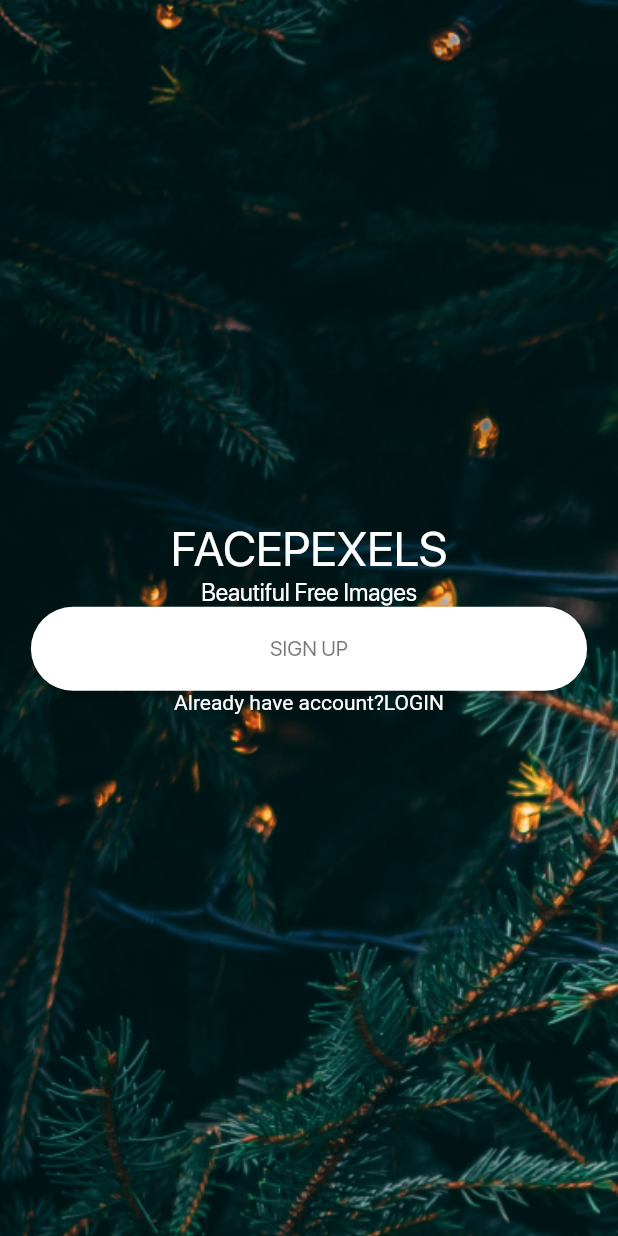
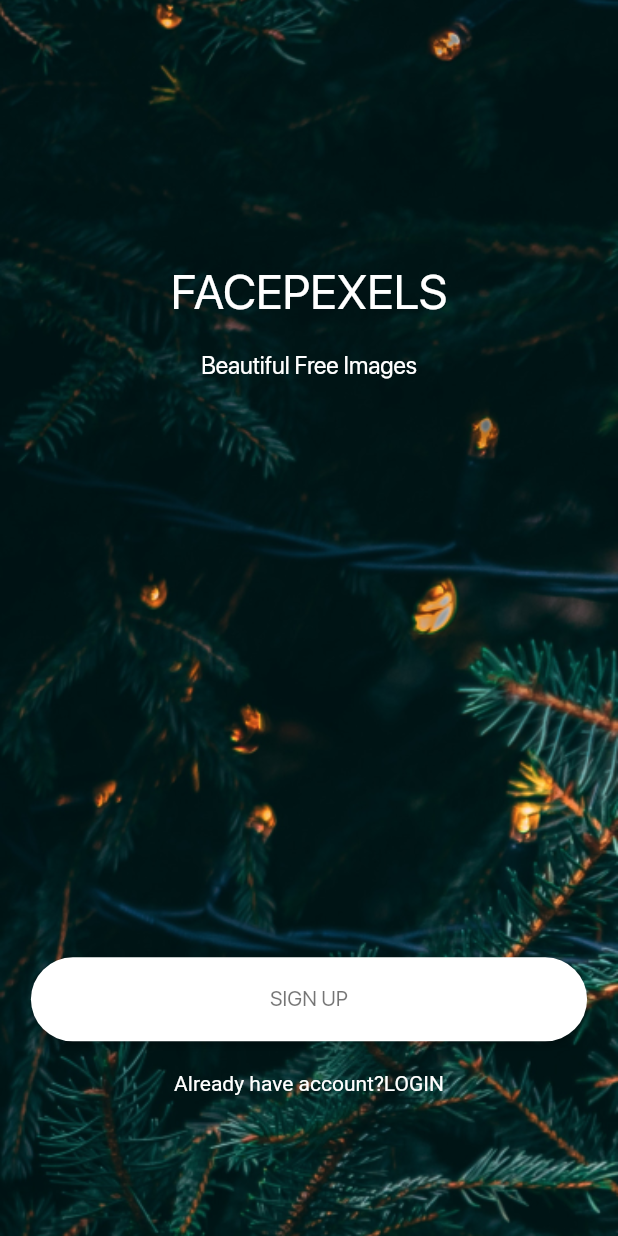
Before and after one commit to FrazileDevelopers/FacePexels, a Flutter app: the screen it shows after launch, on a phone screen of 412 x 824 dp. Run offline on Flutter 3.47's test engine with Material 2 defaults, Android fonts, the phone set to English and light mode, and no system bars.

Commit message:
bugs fixed

```diff
--- a/lib/pages/index.dart
+++ b/lib/pages/index.dart
@@ -17,7 +17,18 @@ class _IndexState extends State<Index> {
               fit: BoxFit.cover,
             ),
             Column(
-              mainAxisAlignment: MainAxisAlignment.center,
+              children: <Widget>[
+                SizedBox(
+                  height: MediaQuery.of(context).size.height * .1,
+                ),
+                Expanded(
+                  child: Column(
+                    mainAxisAlignment: MainAxisAlignment.spaceAround,
+                    crossAxisAlignment: CrossAxisAlignment.center,
+                    mainAxisSize: MainAxisSize.max,
+                    children: <Widget>[
+                      Container(
+                        child: Column(
                           children: <Widget>[
                             Text(
                               'FACEPEXELS',
@@ -27,6 +38,7 @@ class _IndexState extends State<Index> {
                                 fontFamily: 'SF Pro Display',
                               ),
                             ),
+                            const SizedBox(height: 20.0),
                             Text(
                               'Beautiful Free Images',
                               style: TextStyle(
@@ -35,6 +47,13 @@ class _IndexState extends State<Index> {
                                 fontFamily: 'SF Pro Display',
                               ),
                             ),
+                          ],
+                        ),
+                      ),
+                      const SizedBox(height: 10.0),
+                      Container(
+                        child: Column(
+                          children: <Widget>[
                             MaterialButton(
                               onPressed: () {},
                               color: Colors.white,
@@ -54,6 +73,7 @@ class _IndexState extends State<Index> {
                                 ),
                               ),
                             ),
+                            const SizedBox(height: 20.0),
                             Row(
                               mainAxisAlignment: MainAxisAlignment.center,
                               children: <Widget>[
@@ -73,6 +93,12 @@ class _IndexState extends State<Index> {
                             ),
                           ],
                         ),
+                      ),
+                    ],
+                  ),
+                ),
+              ],
+            ),
           ],
         ),
       );
```
Lines whose indentation alone changed are shown as unchanged.
